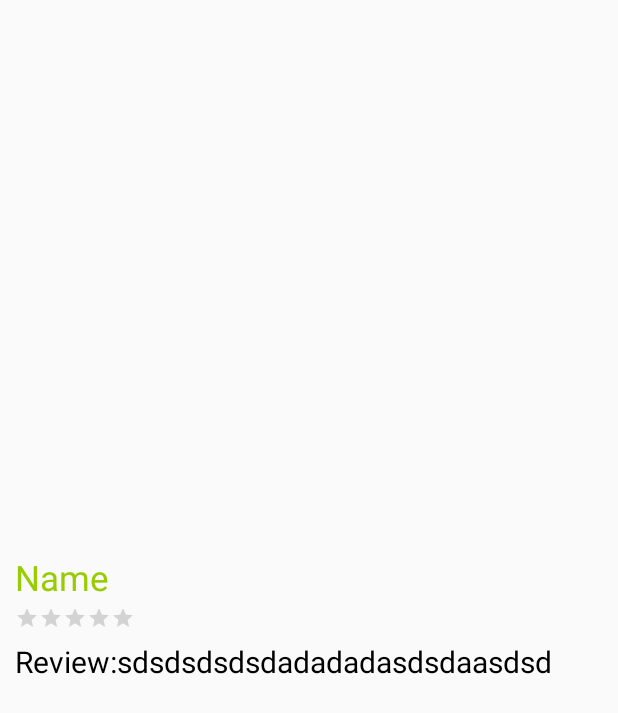
After one commit to CSC3054-Group/GroupProject, an Android app: the layout item_viewreview_list.xml on its own in the app's theme, with its tools: preview values and no code run, on a phone screen of 412 x 824 dp. The commit adds this screen. Shown: the top 713 px of the screen. Run offline under Robolectric (Android 15) with nearby library versions, the phone set to English and light mode, and no system bars.

Commit message:
view Review page and update title of restaurant details

```diff
--- a/app/src/main/res/layout/activity_view_reviews.xml
+++ b/app/src/main/res/layout/activity_view_reviews.xml
@@ -5,7 +5,9 @@
     android:layout_height="match_parent"
     >
 
+        <include layout="@layout/review_title"
 
+            />
         <ListView
             android:layout_width="match_parent"
             android:layout_height="0dp"
--- /dev/null
+++ b/app/src/main/res/layout/item_viewreview_list.xml
@@ -0,0 +1,45 @@
+<?xml version="1.0" encoding="utf-8"?>
+<RelativeLayout xmlns:android="http://schemas.android.com/apk/res/android"
+     android:layout_width="match_parent"
+    android:layout_height="match_parent"
+    android:gravity="center_vertical"
+    >
+
+    <TextView
+        android:layout_width="wrap_content"
+        android:layout_height="wrap_content"
+        android:textSize="23sp"
+        android:text="Name"
+        android:layout_marginLeft="10dp"
+        android:layout_marginBottom="3dp"
+        android:id="@+id/view_name"
+        android:textColor="@android:color/holo_green_light"
+        />
+    <RatingBar
+        android:layout_width="wrap_content"
+        android:layout_height="20dp"
+        android:numStars="5"
+        android:layout_below="@+id/view_name"
+        style="?android:attr/ratingBarStyleSmall"
+
+        android:id="@+id/view_rating"
+        android:layout_marginLeft="10dp"
+        android:layout_marginBottom="3dp"
+
+        />
+    <TextView
+        android:layout_width="wrap_content"
+        android:layout_height="wrap_content"
+        android:textSize="20sp"
+        android:id="@+id/view_revtext"
+        android:layout_below="@+id/view_rating"
+        android:text="Review:sdsdsdsdsdadadadasdsdaasdsd"
+        android:textColor="#000"
+        android:layout_marginLeft="10dp"
+        android:layout_marginRight="5dp"
+
+        />
+
+
+
+</RelativeLayout>
```
Also changed, not shown: app/src/main/java/com/groupwork/activity/MapActivity.java (+4 -3 lines), app/src/main/java/com/groupwork/activity/RestaurantDetails.java (+6 -6 lines), app/src/main/java/com/groupwork/activity/viewReviews.java (+35 -18 lines), app/src/main/java/com/groupwork/adapter/viewReviewAdapter.java (added, +90 -0 lines), app/src/main/java/com/groupwork/bean/ViewReview.java (added, +51 -0 lines), app/src/main/java/com/groupwork/utils/ParserJson.java (+20 -0 lines), app/src/main/res/layout/activity_restaurant_details.xml (+13 -14 lines), app/src/main/res/layout/resinfo_title.xml (added, +33 -0 lines), app/src/main/res/layout/review_title.xml (added, +33 -0 lines).
